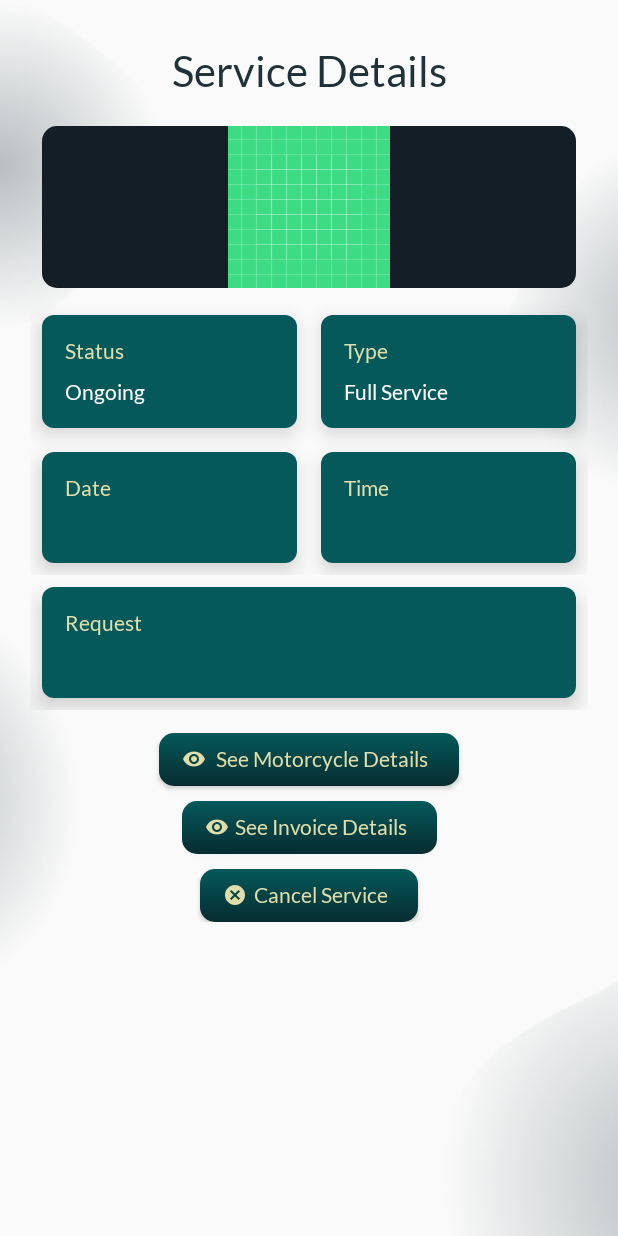
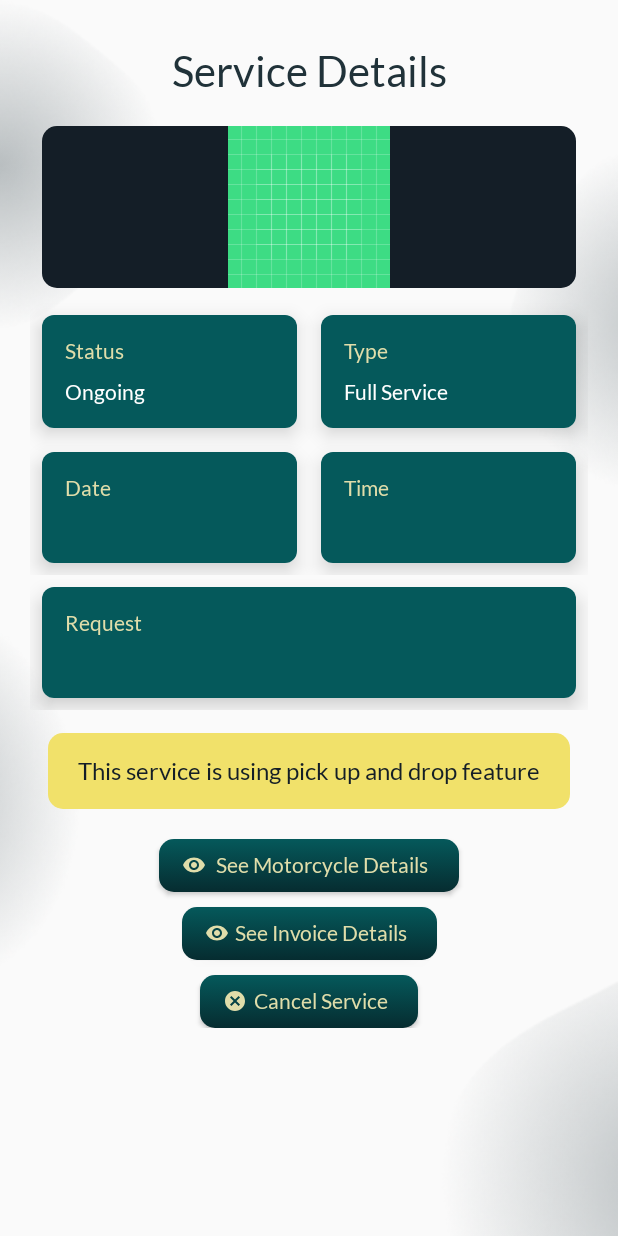
Before and after one commit to leonardo-lim/fixcycle, an Android app: the ServiceDetailsActivity screen opened directly, with no data from a screen before it, on a phone screen of 412 x 824 dp. Run offline under Robolectric (Android 15) with nearby library versions, the phone set to English and light mode, and no system bars; 1 statement that could not run was skipped.

Commit message:
Add pick up and drop message on service details activity

```diff
--- a/app/src/main/res/layout/activity_service_details.xml
+++ b/app/src/main/res/layout/activity_service_details.xml
@@ -290,11 +290,27 @@
 
         </RelativeLayout>
 
+        <TextView
+            android:id="@+id/pick_up_and_drop_message"
+            android:layout_width="match_parent"
+            android:layout_height="wrap_content"
+            android:layout_marginTop="15dp"
+            android:paddingHorizontal="20dp"
+            android:paddingVertical="15dp"
+            android:background="@drawable/yellow_rounded_button"
+            android:text="This service is using pick up and drop feature"
+            android:textSize="16sp"
+            android:textColor="@color/dark_navy"
+            android:textAlignment="center"
+            app:layout_constraintEnd_toEndOf="parent"
+            app:layout_constraintStart_toStartOf="parent"
+            app:layout_constraintTop_toBottomOf="@+id/service_details_layout"/>
+
         <Button
             android:id="@+id/see_motorcycle_details_btn"
             android:layout_width="200dp"
             android:layout_height="35dp"
-            android:layout_marginTop="15dp"
+            android:layout_marginTop="20dp"
             android:paddingHorizontal="15dp"
             android:background="@drawable/blue_rounded_button"
             android:drawableStart="@drawable/beige_ic_baseline_remove_red_eye_16"
@@ -304,7 +320,7 @@
             android:textAllCaps="false"
             app:layout_constraintEnd_toEndOf="parent"
             app:layout_constraintStart_toStartOf="parent"
-            app:layout_constraintTop_toBottomOf="@+id/service_details_layout" />
+            app:layout_constraintTop_toBottomOf="@+id/pick_up_and_drop_message" />
 
         <Button
             android:id="@+id/see_invoice_details_btn"
```
